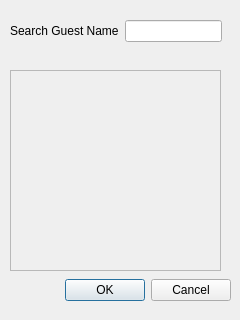
Qt form guestinfodialog.ui (aaron-loz/hotelClient) before a commit.
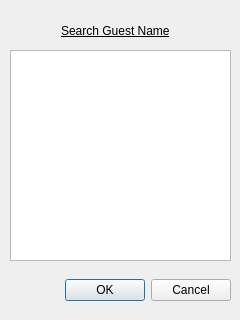
The same form after that commit.

Patch:
```diff
--- a/guestinfodialog.ui
+++ b/guestinfodialog.ui
@@ -29,30 +29,7 @@
     <set>QDialogButtonBox::Cancel|QDialogButtonBox::Ok</set>
    </property>
   </widget>
-  <widget class="QScrollArea" name="scrollArea">
-   <property name="geometry">
-    <rect>
-     <x>10</x>
-     <y>70</y>
-     <width>211</width>
-     <height>201</height>
-    </rect>
-   </property>
-   <property name="widgetResizable">
-    <bool>true</bool>
-   </property>
-   <widget class="QWidget" name="scrollAreaWidgetContents">
-    <property name="geometry">
-     <rect>
-      <x>0</x>
-      <y>0</y>
-      <width>207</width>
-      <height>197</height>
-     </rect>
-    </property>
-   </widget>
-  </widget>
-  <widget class="QWidget" name="">
+  <widget class="QWidget" name="layoutWidget">
    <property name="geometry">
     <rect>
      <x>10</x>
@@ -62,18 +39,30 @@
     </rect>
    </property>
    <layout class="QHBoxLayout" name="horizontalLayout">
-    <item>
+    <item alignment="Qt::AlignHCenter">
      <widget class="QLabel" name="label">
+      <property name="font">
+       <font>
+        <underline>true</underline>
+       </font>
+      </property>
       <property name="text">
        <string>Search Guest Name</string>
       </property>
      </widget>
     </item>
-    <item>
-     <widget class="QLineEdit" name="lineEdit"/>
-    </item>
    </layout>
   </widget>
+  <widget class="QListView" name="listView">
+   <property name="geometry">
+    <rect>
+     <x>10</x>
+     <y>50</y>
+     <width>221</width>
+     <height>211</height>
+    </rect>
+   </property>
+  </widget>
  </widget>
  <resources/>
  <connections>
```
